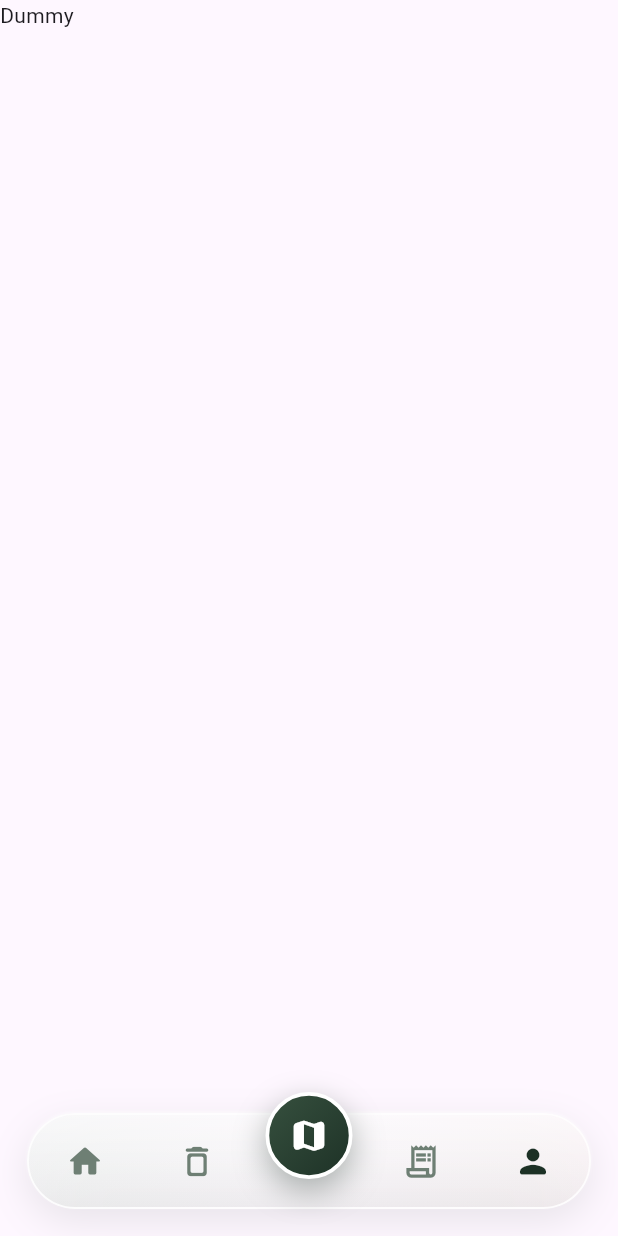
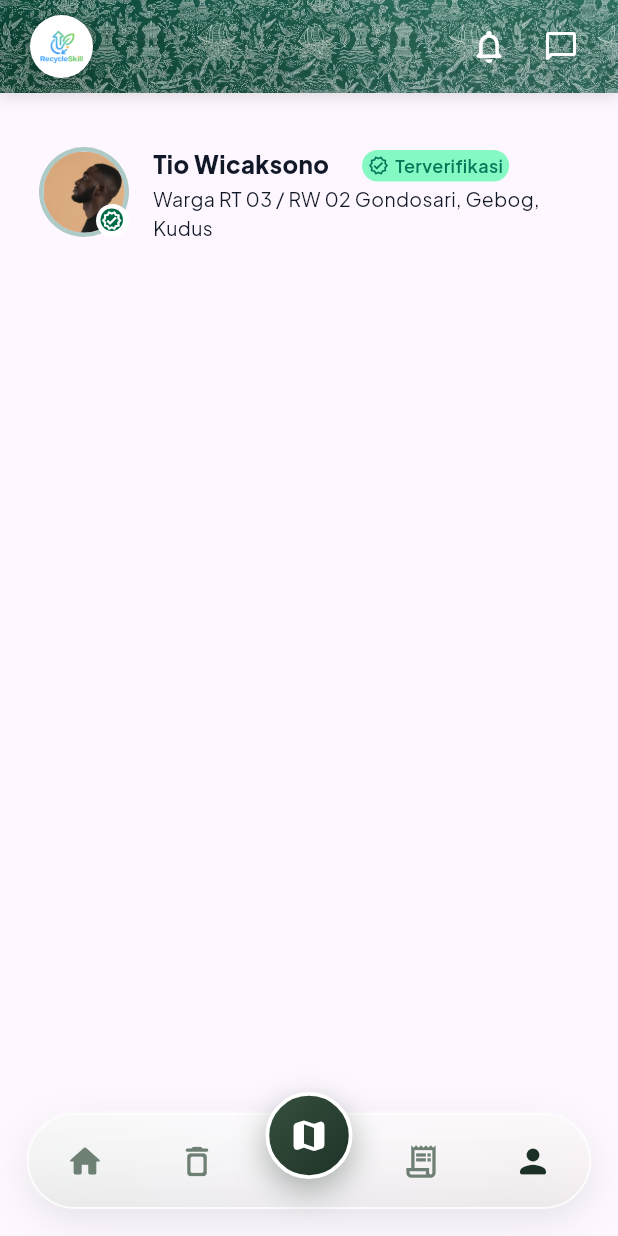
Before and after one commit to ManSoft24/RecycleSkill, a Flutter app: the MainManuPages screen opened by its route, item 5 of the bottom bar chosen, on a phone screen of 412 x 824 dp. Run offline on Flutter 3.47's test engine with Material 3 defaults, Android fonts, the phone set to English and light mode, and no system bars; our stand-ins replace get.

Commit message:
feat(ui): person profile header
name/profile picture and verification

```diff
--- a/lib/components/login_form/header_login_form.dart
+++ b/lib/components/login_form/header_login_form.dart
@@ -5,7 +5,7 @@ class HeaderLoginForm extends StatelessWidget {
   final String user;
   final String label;
 
-  HeaderLoginForm({super.key, required this.user, required this.label});
+  const HeaderLoginForm({super.key, required this.user, required this.label});
 
   @override
   Widget build(BuildContext context) {
--- a/lib/components/login_form/headertext_login_form.dart
+++ b/lib/components/login_form/headertext_login_form.dart
@@ -7,7 +7,7 @@ class HeadertextLoginForm extends StatelessWidget {
   final double letterSpacing;
   final Color color;
 
-  HeadertextLoginForm({
+  const HeadertextLoginForm({
     super.key,
     required this.fontSize,
     required this.fontWeight,
--- a/lib/components/login_form/login_btn_alt.dart
+++ b/lib/components/login_form/login_btn_alt.dart
@@ -6,7 +6,7 @@ class LoginBtnAlt extends StatelessWidget {
   final Image image;
   final VoidCallback onPressed;
 
-  LoginBtnAlt({
+  const LoginBtnAlt({
     super.key,
     required this.image,
     required this.text,
@@ -28,7 +28,7 @@ class LoginBtnAlt extends StatelessWidget {
             ),
           ),
           onPressed: () => onPressed,
-          icon: Container(width: 20, height: 20, child: image),
+          icon: SizedBox(width: 20, height: 20, child: image),
           label: HeadertextLoginForm(
             color: Color.fromARGB(255, 61, 74, 66),
             fontSize: 15,
--- a/lib/components/login_form/login_form_tf.dart
+++ b/lib/components/login_form/login_form_tf.dart
@@ -6,7 +6,7 @@ class LoginFormTextField extends StatelessWidget {
   final IconData icon;
   final bool obscure;
 
-  LoginFormTextField({
+  const LoginFormTextField({
     super.key,
     required this.txtController,
     required this.theHint,
@@ -21,7 +21,7 @@ class LoginFormTextField extends StatelessWidget {
       color: Color.fromARGB(255, 255, 255, 255),
       elevation: 5.0,
       shadowColor: Color.fromARGB(255, 0, 0, 0),
-      child: Container(
+      child: SizedBox(
         height: 50,
         child: TextField(
           obscureText: obscure,
--- a/lib/components/login_form/login_password_tf.dart
+++ b/lib/components/login_form/login_password_tf.dart
@@ -21,7 +21,7 @@ class LoginPasswordTf extends StatelessWidget {
       color: Color.fromARGB(255, 255, 255, 255),
       elevation: 5.0,
       shadowColor: Color.fromARGB(255, 0, 0, 0),
-      child: Container(
+      child: SizedBox(
         height: 50,
         child: ObxValue<RxBool>(
           (isObscured) => TextField(
--- /dev/null
+++ b/lib/components/profile_page/profile_header.dart
@@ -0,0 +1,157 @@
+import 'package:flutter/material.dart';
+
+class ProfileHeader extends StatelessWidget {
+  ProfileHeader({super.key});
+
+  @override
+  Widget build(BuildContext context) {
+    return Column(
+      children: [
+        Container(
+          width: double.infinity,
+          padding: EdgeInsets.only(top: 20, right: 10, left: 10, bottom: 20),
+          child: Row(
+            crossAxisAlignment: CrossAxisAlignment.start,
+            children: [
+              Stack(
+                children: [
+                  Container(
+                    width: 60,
+                    height: 60,
+                    decoration: BoxDecoration(
+                      shape: BoxShape.circle,
+                      color: Color.fromARGB(80, 0, 105, 72),
+                    ),
+                  ),
+
+                  Positioned(
+                    top: 3,
+                    bottom: 3,
+                    left: 3,
+                    right: 3,
+                    child: Container(
+                      width: 65,
+                      height: 65,
+                      alignment: Alignment.center,
+                      child: CircleAvatar(
+                        radius: 37.5,
+                        backgroundImage: AssetImage('image/pfp.jpg'),
+                      ),
+                    ),
+                  ),
+
+                  Positioned(
+                    bottom: 0,
+                    right: 0,
+                    child: Container(
+                      width: 22,
+                      height: 22,
+                      decoration: BoxDecoration(
+                        shape: BoxShape.circle,
+                        color: Color.fromARGB(255, 255, 255, 255),
+                      ),
+                    ),
+                  ),
+
+                  Positioned(
+                    bottom: 4,
+                    right: 4,
+                    child: Container(
+                      width: 15,
+                      height: 15,
+                      decoration: BoxDecoration(
+                        shape: BoxShape.circle,
+                        color: Color.fromARGB(255, 0, 105, 72),
+                      ),
+                    ),
+                  ),
+
+                  Positioned(
+                    bottom: 4,
+                    right: 4.5,
+                    child: Icon(
+                      Icons.verified_outlined,
+                      size: 14,
+                      color: Color.fromARGB(255, 255, 255, 255),
+                    ),
+                  ),
+                ],
+              ),
+
+              const SizedBox(width: 16),
+
+              Expanded(
+                child: Column(
+                  crossAxisAlignment: CrossAxisAlignment.start,
+                  children: [
+                    Wrap(
+                      crossAxisAlignment: WrapCrossAlignment.center,
+                      spacing: 10,
+                      children: [
+                        Container(
+                          padding: EdgeInsets.only(bottom: 2),
+                          child: Text(
+                            'Tio Wicaksono',
+                            style: TextStyle(
+                              fontFamily: 'Jakarta',
+                              fontSize: 16,
+                              fontWeight: FontWeight.w800,
+                              color: Color(0xFF111827),
+                            ),
+                          ),
+                        ),
+
+                        const SizedBox(width: 2),
+
+                        Container(
+                          padding: const EdgeInsets.symmetric(
+                            horizontal: 4,
+                            vertical: 2,
+                          ),
+                          decoration: BoxDecoration(
+                            color: const Color.fromARGB(255, 133, 248, 196),
+                            borderRadius: BorderRadius.circular(16),
+                          ),
+                          child: Row(
+                            mainAxisSize: MainAxisSize.min,
+                            children: const [
+                              Icon(
+                                Icons.verified_outlined,
+                                size: 14,
+                                color: Color(0xFF047857),
+                              ),
+                              SizedBox(width: 4),
+                              Text(
+                                'Terverifikasi',
+                                style: TextStyle(
+                                  fontFamily: 'Jakarta',
+                                  fontSize: 12,
+                                  fontWeight: FontWeight.w600,
+                                  color: Color(0xFF047857),
+                                ),
+                              ),
+                            ],
+                          ),
+                        ),
+                      ],
+                    ),
+
+                    Text(
+                      'Warga RT 03 / RW 02 Gondosari, Gebog, Kudus',
+                      style: TextStyle(
+                        fontFamily: 'Jakarta',
+                        fontSize: 13,
+                        fontWeight: FontWeight.w500,
+                        color: Color(0xFF111827),
+                      ),
+                    ),
+                  ],
+                ),
+              ),
+            ],
+          ),
+        ),
+      ],
+    );
+  }
+}
--- a/lib/controllers/login_admin_ctr.dart
+++ b/lib/controllers/login_admin_ctr.dart
@@ -39,7 +39,7 @@ class LoginAdminCtr extends GetxController {
           if (data['status'] == true) {
             Get.snackbar(
               data['message'],
-              'Selamat Datang ' + txtUsername.text.toString(),
+              'Selamat Datang ${txtUsername.text}',
             );
             Get.offNamed(Routes.main_menu);
             debugPrint("berhasil");
--- a/lib/controllers/login_siswa_ctr.dart
+++ b/lib/controllers/login_siswa_ctr.dart
@@ -37,7 +37,7 @@ class LoginSiswaCtr extends GetxController {
           if (data['status'] == true) {
             Get.snackbar(
               data['message'],
-              'Selamat Datang ' + txtUsername.text.toString(),
+              'Selamat Datang ${txtUsername.text}',
             );
             Get.offNamed(Routes.main_menu);
             debugPrint("berhasil");
--- a/lib/controllers/main_menu_ctr.dart
+++ b/lib/controllers/main_menu_ctr.dart
@@ -2,6 +2,7 @@ import 'package:flutter/material.dart';
 import 'package:get/state_manager.dart';
 import 'package:recycle_skill/menus/dummy.dart';
 import 'package:recycle_skill/menus/home_pages.dart';
+import 'package:recycle_skill/menus/profile_pages.dart';
 
 class MainMenuControllers extends GetxController {
   final RxInt selectedIndex = 0.obs;
@@ -15,6 +16,6 @@ class MainMenuControllers extends GetxController {
     Dummy(),
     Dummy(),
     Dummy(),
-    Dummy(),
+    ProfilePages(),
   ];
 }
--- /dev/null
+++ b/lib/menus/profile_pages.dart
@@ -0,0 +1,23 @@
+import 'package:flutter/material.dart';
+import 'package:recycle_skill/components/custom_app_bar.dart';
+import 'package:recycle_skill/components/profile_page/profile_header.dart';
+
+class ProfilePages extends StatelessWidget {
+  ProfilePages({super.key});
+
+  @override
+  Widget build(BuildContext context) {
+    return Scaffold(
+      appBar: CustomAppBar(),
+      body: SingleChildScrollView(
+        physics: const BouncingScrollPhysics(),
+        padding: const EdgeInsets.fromLTRB(16, 16, 16, 110),
+        child: Column(
+          children: [
+            ProfileHeader(),
+          ],
+        ),
+      ),
+    );
+  }
+}
--- a/lib/pages/login_siswa_pages.dart
+++ b/lib/pages/login_siswa_pages.dart
@@ -110,9 +110,7 @@ class LoginSiswaPages extends StatelessWidget {
 
             Obx(
               () => controller.isLoading.value
-                  ? Center(
-                      child: CircularProgressIndicator(),
-                    )
+                  ? Center(child: CircularProgressIndicator())
                   : LoginFormBtn(
                       action: () {
                         debugPrint("Tombol LoginFormBtn berhasil ditekan!");
@@ -202,7 +200,7 @@ class LoginSiswaPages extends StatelessWidget {
                 onPressed: () {
                   Get.toNamed(Routes.login_admin);
                 },
-                icon: Container(
+                icon: SizedBox(
                   width: 20,
                   height: 20,
                   child: Image.asset("image/graduate_cap.png"),
--- a/pubspec.yaml
+++ b/pubspec.yaml
@@ -67,6 +67,7 @@ flutter:
     - image/batik_appbar_bg.jpg
     - image/recycleskill_emblem.png
     - image/dummy_placeholder.png
+    - image/pfp.jpg
 
 
   # To add assets to your application, add an assets section, like this:
@@ -96,6 +97,8 @@ flutter:
           weight: 600
         - asset: assets/fonts/PlusJakartaSans-Bold.ttf
           weight: 700
+        - asset: assets/fonts/PlusJakartaSans-ExtraBold.ttf
+          weight: 800
 
 
   #
```
Also changed, not shown: image/pfp.jpg (added), lib/controllers/profile_ctr.dart (added).
